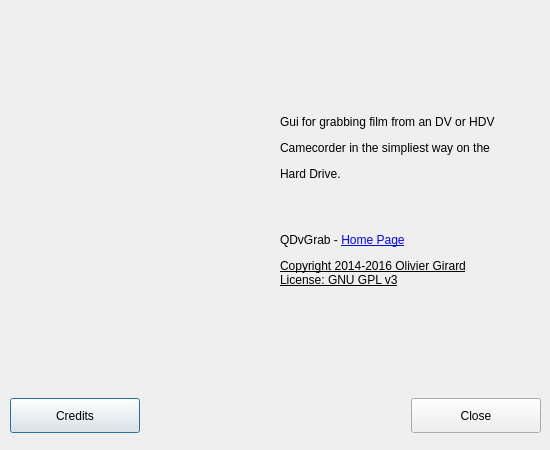
First picture: the form in src/ui/about.ui, repository olielvewen/QDvGrab, before the edit.
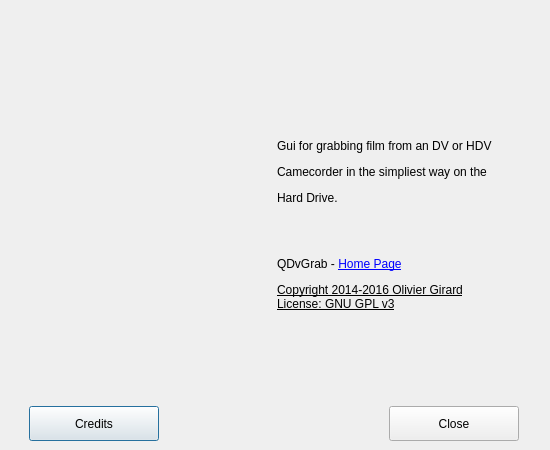
Second picture: the form after the edit.

Commit message: added a fixed size for about screen

What changed in the file:
```diff
--- a/src/ui/about.ui
+++ b/src/ui/about.ui
@@ -10,6 +10,12 @@
     <height>450</height>
    </rect>
   </property>
+  <property name="maximumSize">
+   <size>
+    <width>550</width>
+    <height>450</height>
+   </size>
+  </property>
   <property name="windowTitle">
    <string>About</string>
   </property>
@@ -19,15 +25,20 @@
   <property name="modal">
    <bool>true</bool>
   </property>
+  <layout class="QVBoxLayout" name="verticalLayout_2">
+   <property name="leftMargin">
+    <number>9</number>
+   </property>
+   <property name="topMargin">
+    <number>50</number>
+   </property>
+   <property name="bottomMargin">
+    <number>9</number>
+   </property>
+   <item>
+    <layout class="QHBoxLayout" name="horizontalLayout_2">
+     <item>
   <widget class="QLabel" name="lblimageicon">
-   <property name="geometry">
-    <rect>
-     <x>20</x>
-     <y>40</y>
-     <width>221</width>
-     <height>341</height>
-    </rect>
-   </property>
    <property name="minimumSize">
     <size>
      <width>221</width>
@@ -35,15 +46,8 @@
     </size>
    </property>
   </widget>
-  <widget class="QWidget" name="layoutWidget">
-   <property name="geometry">
-    <rect>
-     <x>280</x>
-     <y>30</y>
-     <width>242</width>
-     <height>341</height>
-    </rect>
-   </property>
+     </item>
+     <item>
    <layout class="QVBoxLayout" name="verticalLayout">
     <item>
      <widget class="QLabel" name="lblprojectname">
@@ -81,17 +85,26 @@
      </widget>
     </item>
    </layout>
-  </widget>
-  <widget class="QWidget" name="layoutWidget">
-   <property name="geometry">
-    <rect>
-     <x>10</x>
-     <y>390</y>
-     <width>531</width>
-     <height>51</height>
-    </rect>
-   </property>
+     </item>
+    </layout>
+   </item>
+   <item>
    <layout class="QHBoxLayout" name="horizontalLayout">
+     <property name="spacing">
+      <number>6</number>
+     </property>
+     <property name="leftMargin">
+      <number>20</number>
+     </property>
+     <property name="topMargin">
+      <number>0</number>
+     </property>
+     <property name="rightMargin">
+      <number>20</number>
+     </property>
+     <property name="bottomMargin">
+      <number>0</number>
+     </property>
     <item>
      <widget class="QPushButton" name="btncredits">
       <property name="minimumSize">
@@ -132,7 +145,8 @@
      </widget>
     </item>
    </layout>
-  </widget>
+   </item>
+  </layout>
  </widget>
  <resources/>
  <connections>
```
Lines whose indentation alone changed are shown as unchanged. The commit also changes 1 other file.
